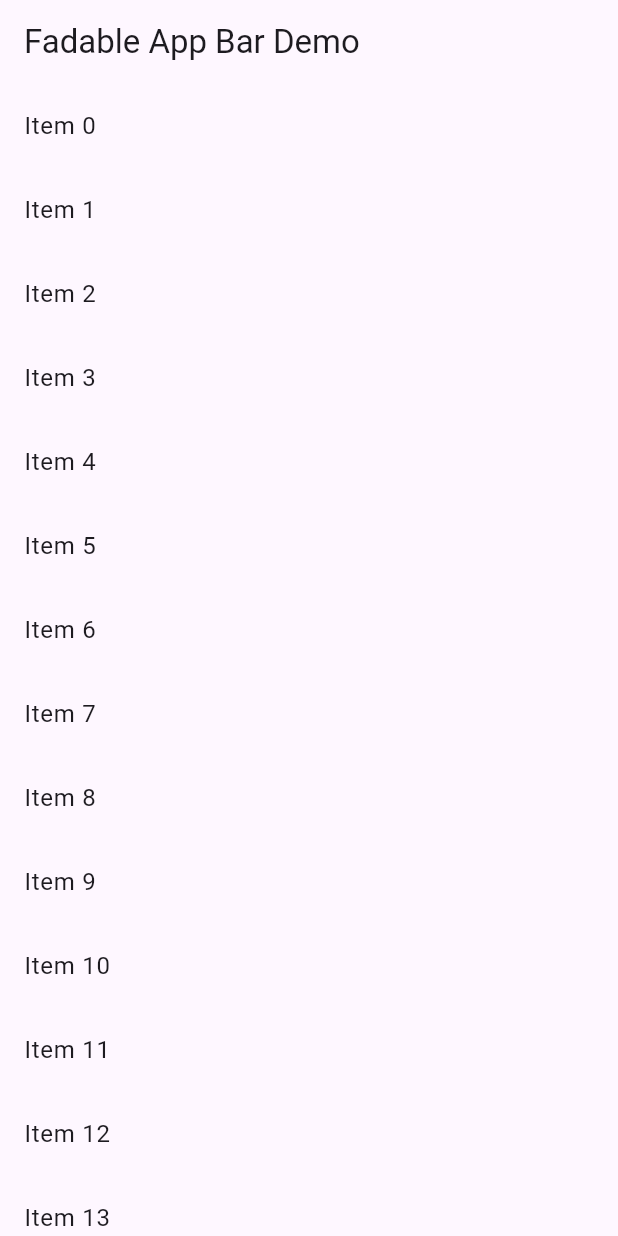
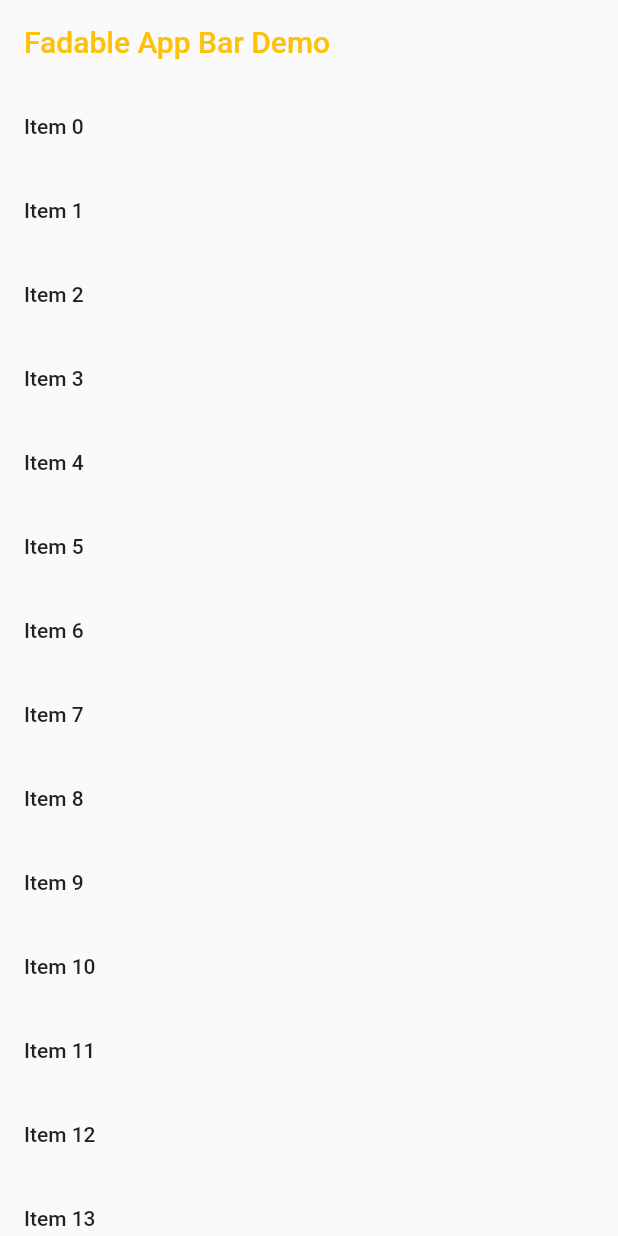
Before and after one commit to shivanuj13/fadable_app_bar, a Flutter app: the screen it shows after launch, on a phone screen of 412 x 824 dp. Run offline on Flutter 3.47's test engine with Material 2 defaults, Android fonts, the phone set to English and light mode, and no system bars.

```diff
--- a/example/lib/main.dart
+++ b/example/lib/main.dart
@@ -13,12 +13,14 @@ class MainApp extends StatelessWidget {
   @override
   Widget build(BuildContext context) {
     return MaterialApp(
-      theme: ThemeData(useMaterial3: true),
+      theme: ThemeData(useMaterial3: false),
       home: Scaffold(
           appBar: FadableAppBar(
             scrollController: _controller,
             title: const Text('Fadable App Bar Demo'),
             foregroundColor: Colors.white,
+            foregroundColorOnFaded: Colors.amber,
+            backgroundColor: Colors.green,
           ),
           body: ListView.builder(
               controller: _controller,
```
Also changed, not shown: 2 other files.
